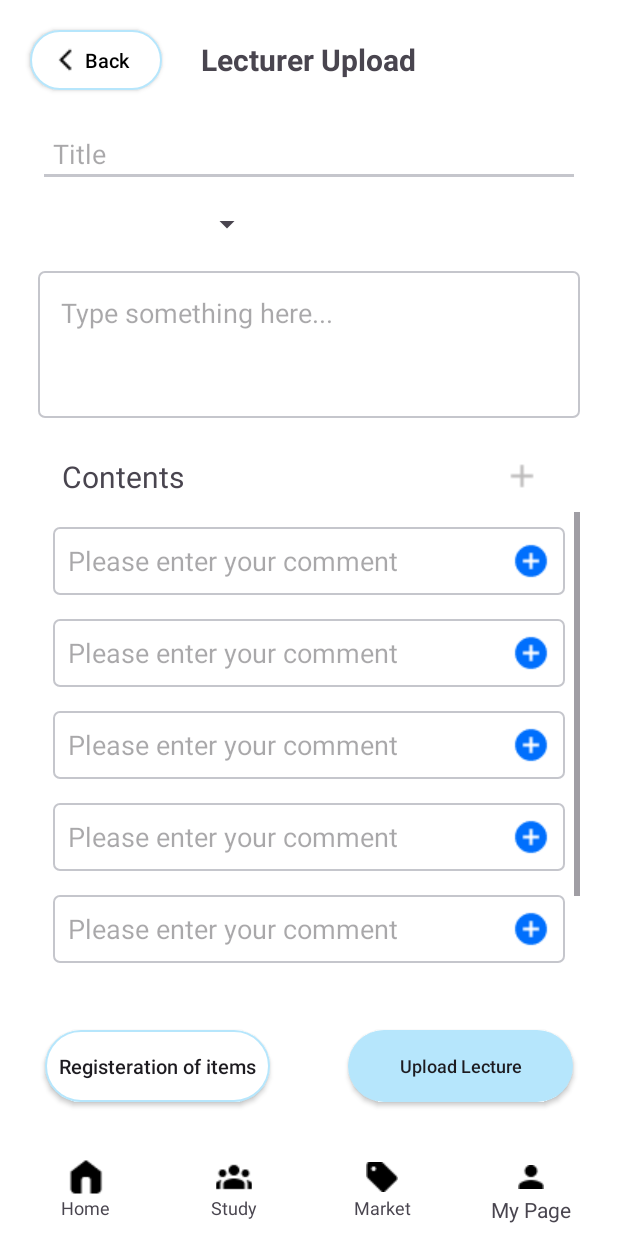
After one commit to PlantInGreenhouse/MP_TermProject_1, an Android app: the layout lecture_upload.xml on its own in the app's theme, with its tools: preview values and no code run, on a phone screen of 412 x 824 dp. The commit adds this screen. Run offline under Robolectric (Android 15) with nearby library versions, the phone set to English and light mode, and no system bars.

Commit message:
make lecture upload

```diff
--- a/app/src/main/res/drawable/my_learning_item_background.xml
+++ b/app/src/main/res/drawable/my_learning_item_background.xml
@@ -11,8 +11,9 @@
     <!-- Background Layer -->
     <item android:left="4dp" android:top="4dp" android:right="4dp" android:bottom="4dp">
         <shape android:shape="rectangle">
-            <solid android:color="#F4F6FF" />
+            <solid android:color="#22B6E6FC" />
             <corners android:radius="16dp" />
+
         </shape>
     </item>
 </layer-list>
--- a/app/src/main/res/drawable/stroke.xml
+++ b/app/src/main/res/drawable/stroke.xml
@@ -1,5 +1,5 @@
 <shape xmlns:android="http://schemas.android.com/apk/res/android">
-    <solid android:color="#00FFFFFF"/> <!-- 배경색 설정 -->
+    <solid android:color="#00000000"/> <!-- 배경색 설정 -->
     <stroke
         android:width="1dp"
         android:color="#C5C6CC"/> <!-- 스트로크 색상과 두께 설정 -->
--- /dev/null
+++ b/app/src/main/res/layout/lecture_upload.xml
@@ -0,0 +1,313 @@
+<?xml version="1.0" encoding="utf-8"?>
+<RelativeLayout xmlns:android="http://schemas.android.com/apk/res/android"
+    xmlns:tools="http://schemas.android.com/tools"
+    android:layout_width="match_parent"
+    android:layout_height="match_parent"
+    tools:context=".MainActivity"
+    android:background="@color/background">
+
+
+    <android.widget.Button
+        android:id="@+id/button_back"
+        android:layout_width="wrap_content"
+        android:layout_height="40dp"
+        android:layout_alignParentStart="true"
+        android:layout_marginStart="20dp"
+        android:layout_marginTop="20dp"
+        android:layout_marginEnd="20dp"
+        android:layout_marginBottom="20dp"
+        android:background="@drawable/custom_writing_button"
+        android:drawableLeft="@drawable/ic_back"
+        android:paddingLeft="15dp"
+        android:paddingRight="17dp"
+        android:text="Back"
+        android:textAllCaps="false"
+        android:textColor="#000000"
+        android:textSize="13dp" />
+
+    <TextView
+        android:id="@+id/lectureUpload"
+        android:layout_width="wrap_content"
+        android:layout_height="wrap_content"
+        android:text="Lecturer Upload"
+        android:textSize="20sp"
+        android:textStyle="bold"
+        android:layout_margin="10dp"
+        android:gravity="center_horizontal"
+        android:padding="16dp"
+        android:layout_alignParentTop="true"
+        android:layout_centerInParent="true"/>
+
+    <!-- 제목 입력 필드 -->
+    <EditText
+        android:id="@+id/titleEditText"
+        android:layout_width="match_parent"
+        android:layout_height="wrap_content"
+        android:layout_below="@id/button_back"
+        android:layout_marginStart="25dp"
+        android:layout_marginEnd="25dp"
+        android:layout_marginBottom="10dp"
+        android:backgroundTint="@color/gray"
+        android:hint="Title"
+        android:padding="10dp" />
+
+    <!-- 카테고리 스피너 -->
+    <Spinner
+        android:id="@+id/categorySpinner"
+        android:layout_width="150dp"
+        android:layout_height="30dp"
+        android:layout_below="@id/titleEditText"
+        android:layout_marginStart="25dp"
+        android:layout_marginEnd="25dp"
+        android:layout_marginBottom="16dp"
+        android:drawableRight="@drawable/ic_down"
+        android:drawablePadding="10dp"
+        android:spinnerMode="dropdown"
+        />
+
+    <!-- 내용 입력 필드 -->
+    <EditText
+        android:id="@+id/contentsEditText"
+        android:layout_width="match_parent"
+        android:layout_height="wrap_content"
+        android:layout_below="@id/categorySpinner"
+        android:layout_marginStart="25dp"
+        android:layout_marginEnd="25dp"
+        android:layout_marginBottom="15dp"
+        android:layout_weight="1"
+        android:background="@drawable/stroke"
+        android:backgroundTint="@color/gray"
+        android:gravity="top"
+        android:hint="Type something here..."
+        android:inputType="textMultiLine"
+        android:minLines="3"
+        android:padding="15dp" />
+
+
+    <RelativeLayout
+        android:id="@+id/contents"
+        android:layout_width="match_parent"
+        android:layout_height="wrap_content"
+        android:layout_below="@id/contentsEditText"
+        android:layout_marginStart="25dp"
+        android:layout_marginEnd="25dp"
+        android:layout_marginTop="10dp"
+        android:layout_marginBottom="10dp"
+        android:paddingStart="16dp"
+        android:paddingEnd="16dp">
+        <TextView
+            android:layout_width="match_parent"
+            android:layout_height="wrap_content"
+            android:textSize="20sp"
+            android:text="Contents"
+            />
+        <ImageView
+            android:layout_width="25dp"
+            android:layout_height="25dp"
+            android:layout_alignParentEnd="true"
+            android:layout_centerVertical="true"
+            android:layout_marginEnd="10dp"
+            android:scaleType="centerCrop"
+            android:src="@drawable/plus"
+            android:clickable="true"/>
+    </RelativeLayout>
+
+    <ScrollView
+        android:layout_width="match_parent"
+        android:layout_height="0dp"
+        android:layout_above="@id/lectureRegister"
+        android:layout_below="@id/contents"
+        android:layout_marginStart="25dp"
+        android:layout_marginEnd="25dp">
+
+        <LinearLayout
+            android:layout_width="match_parent"
+            android:layout_height="wrap_content"
+            android:orientation="vertical"
+            android:padding="10dp">
+
+            <EditText
+                android:layout_width="match_parent"
+                android:layout_height="wrap_content"
+                android:background="@drawable/stroke"
+                android:padding="10dp"
+                android:layout_marginBottom="16dp"
+                android:hint="Please enter your comment"
+                android:drawableRight="@drawable/blueAdd"
+                android:drawablePadding="10dp"/>
+            <EditText
+                android:layout_width="match_parent"
+                android:layout_height="wrap_content"
+                android:background="@drawable/stroke"
+                android:padding="10dp"
+                android:layout_marginBottom="16dp"
+                android:hint="Please enter your comment"
+                android:drawableRight="@drawable/blueAdd"
+                android:drawablePadding="10dp"/>
+            <EditText
+                android:layout_width="match_parent"
+                android:layout_height="wrap_content"
+                android:background="@drawable/stroke"
+                android:padding="10dp"
+                android:layout_marginBottom="16dp"
+                android:hint="Please enter your comment"
+                android:drawableRight="@drawable/blueAdd"
+                android:drawablePadding="10dp"/>
+            <EditText
+                android:layout_width="match_parent"
+                android:layout_height="wrap_content"
+                android:background="@drawable/stroke"
+                android:padding="10dp"
+                android:layout_marginBottom="16dp"
+                android:hint="Please enter your comment"
+                android:drawableRight="@drawable/blueAdd"
+                android:drawablePadding="10dp"/>
+            <EditText
+                android:layout_width="match_parent"
+                android:layout_height="wrap_content"
+                android:background="@drawable/stroke"
+                android:padding="10dp"
+                android:layout_marginBottom="16dp"
+                android:hint="Please enter your comment"
+                android:drawableRight="@drawable/blueAdd"
+                android:drawablePadding="10dp"/>
+            <EditText
+                android:layout_width="match_parent"
+                android:layout_height="wrap_content"
+                android:background="@drawable/stroke"
+                android:padding="10dp"
+                android:layout_marginBottom="16dp"
+                android:hint="Please enter your comment"
+                android:drawableRight="@drawable/blueAdd"
+                android:drawablePadding="10dp"/>
+        </LinearLayout>
+    </ScrollView>
+
+
+    <android.widget.Button
+        android:id="@+id/item_registeration"
+        android:layout_width="150dp"
+        android:layout_height="wrap_content"
+        android:layout_above="@id/bottomNavBar"
+        android:layout_alignStart="@id/bottomNavBar"
+        android:layout_marginStart="30dp"
+        android:layout_marginTop="30dp"
+        android:layout_marginEnd="30dp"
+        android:layout_marginBottom="30dp"
+        android:background="@drawable/custom_writing_button"
+        android:text="Registeration of items"
+        android:textAllCaps="false"
+        android:textSize="13sp" />
+
+    <android.widget.Button
+        android:id="@+id/lectureRegister"
+        android:layout_width="150dp"
+        android:layout_height="wrap_content"
+        android:layout_above="@id/bottomNavBar"
+        android:layout_alignEnd="@id/bottomNavBar"
+        android:layout_marginStart="30dp"
+        android:layout_marginTop="30dp"
+        android:layout_marginEnd="30dp"
+        android:layout_marginBottom="30dp"
+        android:background="@drawable/selected_button"
+        android:text="Upload Lecture"
+        android:textAllCaps="false"
+        android:textSize="12sp" />
+
+
+    <!-- 하단 네비게이션 바 -->
+    <LinearLayout
+        android:id="@+id/bottomNavBar"
+        android:layout_width="match_parent"
+        android:layout_height="wrap_content"
+        android:layout_alignParentBottom="true"
+        android:orientation="horizontal"
+        android:background="#FFFFFF"
+        android:padding="8dp"
+        android:weightSum="4">
+        <!-- Home -->
+        <LinearLayout
+            android:layout_width="0dp"
+            android:layout_height="wrap_content"
+            android:layout_weight="1"
+            android:orientation="vertical"
+            android:gravity="center">
+
+            <ImageButton
+                android:id="@+id/homeIcon"
+                android:layout_width="24dp"
+                android:layout_height="24dp"
+                android:src="@drawable/ic_home"
+                android:background="@android:color/white"/>
+
+            <TextView
+                android:layout_width="wrap_content"
+                android:layout_height="wrap_content"
+                android:text="Home"
+                android:textSize="12sp" />
+        </LinearLayout>
+        <!-- Study -->
+        <LinearLayout
+            android:layout_width="0dp"
+            android:layout_height="wrap_content"
+            android:layout_weight="1"
+            android:orientation="vertical"
+            android:gravity="center">
+
+            <ImageButton
+                android:id="@+id/studyIcon"
+                android:layout_width="24dp"
+                android:layout_height="24dp"
+                android:src="@drawable/ic_study"
+                android:background="@android:color/white"/>
+
+            <TextView
+                android:layout_width="wrap_content"
+                android:layout_height="wrap_content"
+                android:text="Study"
+                android:textSize="12sp" />
+        </LinearLayout>
+        <!-- Market -->
+        <LinearLayout
+            android:layout_width="0dp"
+            android:layout_height="wrap_content"
+            android:layout_weight="1"
+            android:orientation="vertical"
+            android:gravity="center">
+
+            <ImageButton
+                android:id="@+id/marketIcon"
+                android:layout_width="24dp"
+                android:layout_height="24dp"
+                android:src="@drawable/ic_market"
+                android:background="@android:color/white"/>
+
+            <TextView
+                android:layout_width="wrap_content"
+                android:layout_height="wrap_content"
+                android:text="Market"
+                android:textSize="12sp" />
+        </LinearLayout>
+        <!-- My Page -->
+        <LinearLayout
+            android:layout_width="0dp"
+            android:layout_height="wrap_content"
+            android:layout_weight="1"
+            android:orientation="vertical"
+            android:gravity="center">
+
+            <ImageButton
+                android:id="@+id/myPageIcon"
+                android:layout_width="24dp"
+                android:layout_height="24dp"
+                android:src="@drawable/ic_mypage"
+                android:background="@android:color/white"/>
+            <TextView
+                android:layout_width="wrap_content"
+                android:layout_height="wrap_content"
+                android:text="My Page" />
+        </LinearLayout>
+    </LinearLayout>
+
+
+</RelativeLayout>
--- a/app/src/main/res/layout/writting.xml
+++ b/app/src/main/res/layout/writting.xml
@@ -85,32 +85,35 @@
         android:inputType="textMultiLine"
         android:minLines="20"/>
 
-    <!-- 카테고리 스피너 -->
+    <LinearLayout
+        android:layout_width="match_parent"
+        android:layout_height="60dp"
+        android:orientation="horizontal"
+        android:layout_alignParentBottom="true"
+        android:layout_marginStart="16dp"
+        android:layout_marginEnd="16dp"
+        android:layout_marginBottom="30dp">
+
         <Spinner
             android:id="@+id/categorySpinner"
-        android:layout_width="200dp"
+            android:layout_width="0dp"
             android:layout_height="50dp"
-        android:layout_below="@id/contentsEditText"
-        android:layout_marginStart="16dp"
-        android:layout_marginTop="16dp"
-        android:layout_marginEnd="16dp"
-        android:layout_marginBottom="16dp"
-        android:background="@drawable/stroke"/>
+            android:layout_weight="4"
+            android:drawableRight="@drawable/ic_down"
+            android:drawablePadding="10dp"
+            android:layout_marginEnd="30dp"
+            android:spinnerMode="dropdown" />
 
-    <!-- 업로드 버튼 / 제목, 내용, 카테고리 다 선택해야만 업로드 버튼이 활성화되도록 해놨어요 자바코드는 모름 ㅋ-->
         <android.widget.Button
-        android:id="@+id/uploadButton"
+            android:id="@+id/UploadButton"
             android:layout_width="wrap_content"
             android:layout_height="50dp"
-        android:layout_below="@id/contentsEditText"
-        android:layout_alignParentEnd="true"
-        android:layout_marginStart="16dp"
-        android:layout_marginTop="16dp"
-        android:layout_marginEnd="16dp"
-        android:layout_marginBottom="16dp"
+            android:layout_marginStart="40dp"
+            android:layout_weight="1"
             android:text="Upload"
             android:textAllCaps="false"
-        android:background="@drawable/selected_button"/>
+            android:background="@drawable/selected_button" />
+    </LinearLayout>
 
 
 </RelativeLayout>
```
Also changed, not shown: app/src/main/res/drawable/blueAdd.png (added), app/src/main/res/drawable/ic_down.png (added), app/src/main/res/drawable/plus.png (added). Lines whose indentation alone changed are shown as unchanged.
